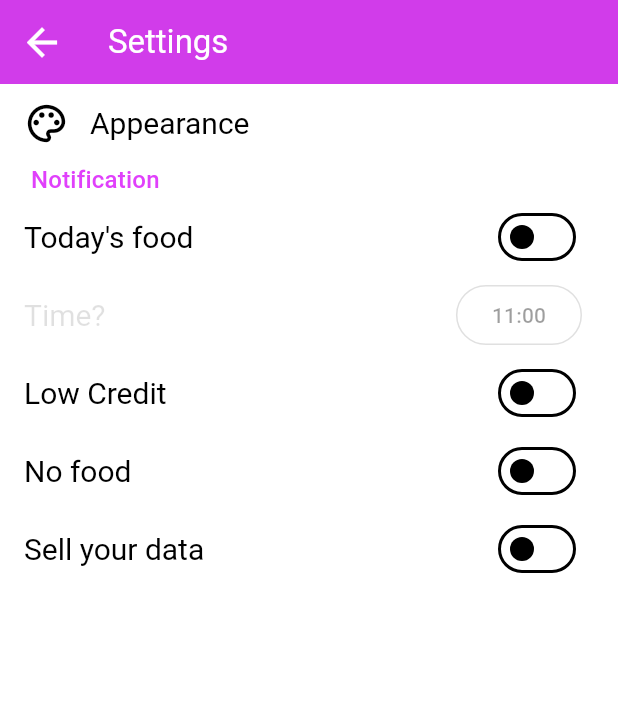
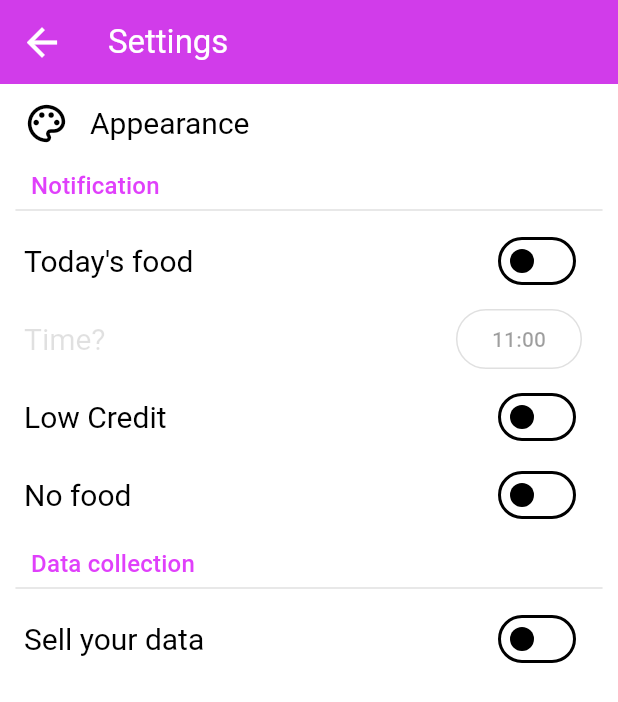
Before and after one commit to App-Elevate/AUT.aplikace-legacy, a Flutter app: the SettingsScreen screen opened directly, on a phone screen of 412 x 824 dp. Shown: the top 702 px of the screen. Run offline on Flutter 3.47's test engine with Material 3 defaults, Android fonts, the phone set to English and light mode, and no system bars; our stand-ins replace awesome_notifications, device_info_plus, dio, firebase_analytics, firebase_core, firebase_crashlytics and 12 more; missing offline and left inert: background_fetch, canteenlib, install_plugin, markdown; accounts and stored records are empty; network calls fail; statements that could not run were skipped; project files that could hold a hidden picture were left out.

Commit message:
finish styling settings

```diff
--- a/lib/pages_new/settings.dart
+++ b/lib/pages_new/settings.dart
@@ -1,5 +1,7 @@
+import 'package:autojidelna/classes_enums/spacing.dart';
 import 'package:autojidelna/pages_new/appearance.dart';
 import 'package:autojidelna/providers.dart';
+import 'package:autojidelna/shared_widgets/settings/custom_divider.dart';
 import 'package:autojidelna/shared_widgets/settings/section_title.dart';
 import 'package:flutter/material.dart';
 import 'package:provider/provider.dart';
@@ -26,7 +28,10 @@ class SettingsScreen extends StatelessWidget {
               title: const Text("Appearance"),
               onTap: () => Navigator.of(context).push(MaterialPageRoute(builder: (context) => const AppearanceScreen())),
             ),
+            CustomDivider(height: Spacing.short1),
             const SectionTitle("Notification"),
+            CustomDivider(height: Spacing.short2, isTransparent: false),
+            CustomDivider(height: Spacing.short1),
             SwitchListTile(
               title: const Text("Today's food"),
               value: notificationPreferences.todaysFood,
@@ -51,6 +56,10 @@ class SettingsScreen extends StatelessWidget {
               value: notificationPreferences.weekLongFamine,
               onChanged: (value) => notificationPreferences.setWeekLongFamine = value,
             ),
+            CustomDivider(height: Spacing.short2),
+            const SectionTitle("Data collection"),
+            CustomDivider(height: Spacing.short2, isTransparent: false),
+            CustomDivider(height: Spacing.short1),
             SwitchListTile(
               title: const Text("Sell your data"),
               value: false,
```
